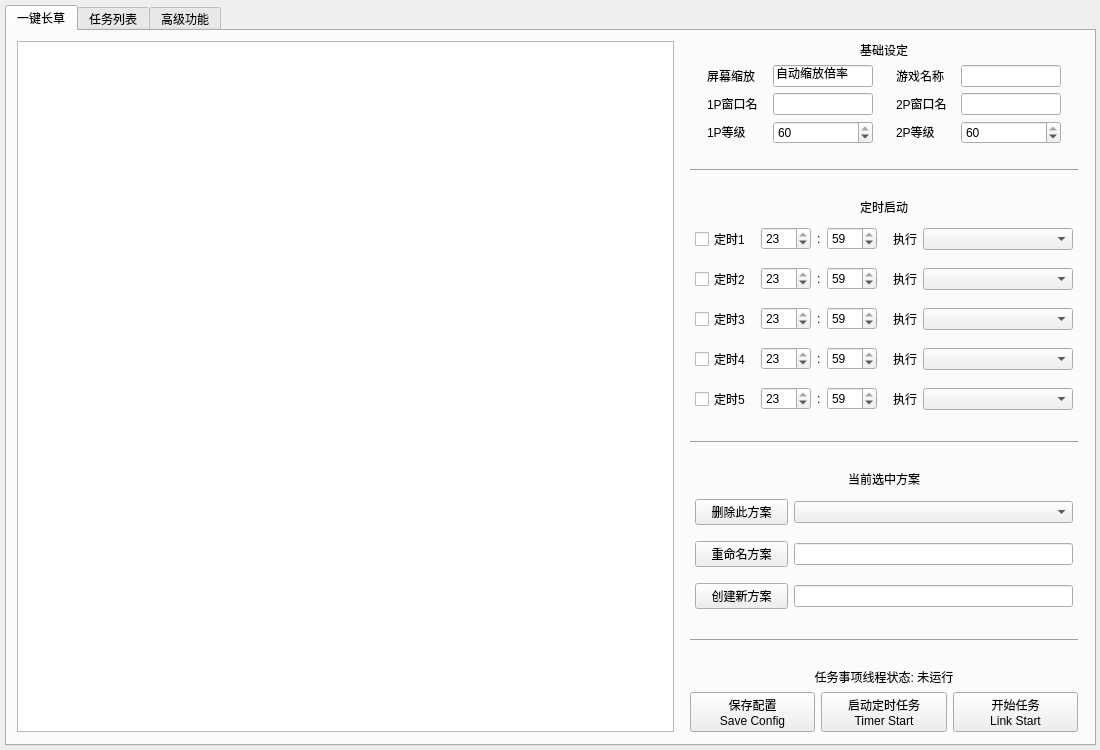
Old version of the form resource/ui/FAA_3.0.ui in the repository StareAbyss/FoodsVsMiceAutoAssistant.
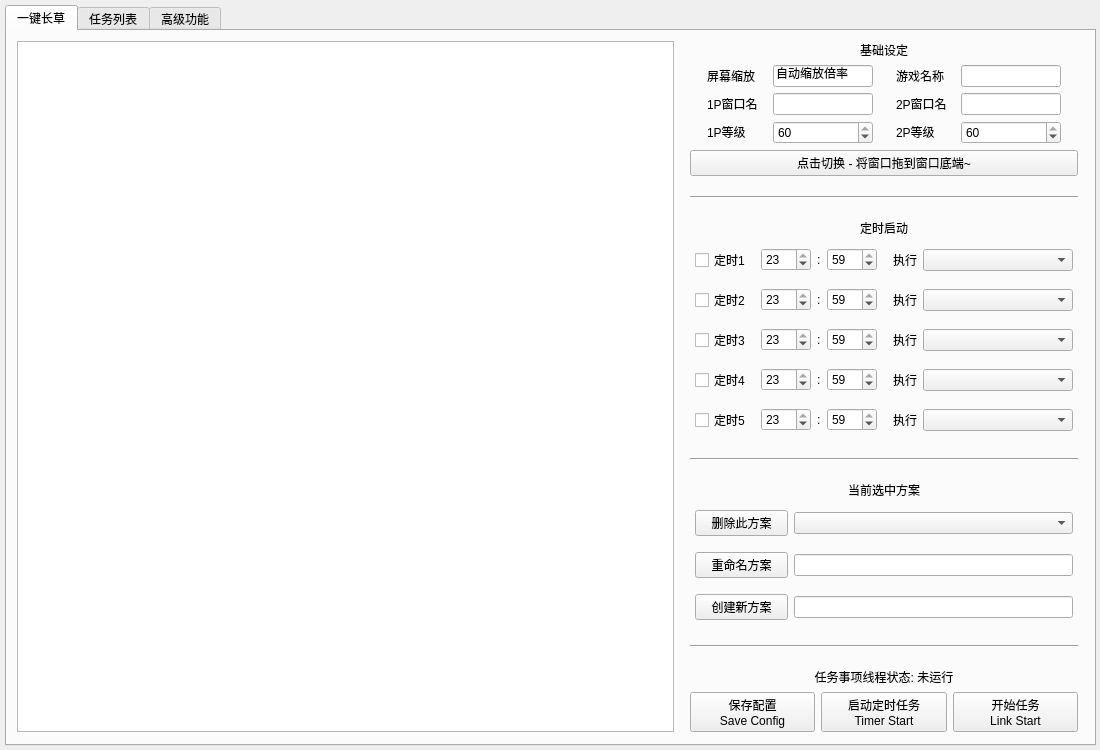
New version of the form.

```diff
--- a/resource/ui/FAA_3.0.ui
+++ b/resource/ui/FAA_3.0.ui
@@ -169,7 +169,7 @@
            </layout>
           </item>
           <item>
-           <layout class="QVBoxLayout" name="Lay_Tab1_Right" stretch="1,1,1,1,0,0,0,1,1,1,1,1,1,0,0,0,0,1,0,0,0,0,0,0,2">
+           <layout class="QVBoxLayout" name="Lay_Tab1_Right" stretch="1,1,1,1,1,0,0,0,1,1,1,1,1,1,0,0,0,0,1,0,0,0,0,0,0,2">
             <property name="leftMargin">
              <number>5</number>
             </property>
@@ -630,6 +630,31 @@
               </item>
              </layout>
             </item>
+            <item>
+             <widget class="QPushButton" name="Button_Hide">
+              <property name="sizePolicy">
+               <sizepolicy hsizetype="Expanding" vsizetype="Expanding">
+                <horstretch>0</horstretch>
+                <verstretch>0</verstretch>
+               </sizepolicy>
+              </property>
+              <property name="minimumSize">
+               <size>
+                <width>0</width>
+                <height>0</height>
+               </size>
+              </property>
+              <property name="maximumSize">
+               <size>
+                <width>16777215</width>
+                <height>16777215</height>
+               </size>
+              </property>
+              <property name="text">
+               <string>点击切换 - 将窗口拖到窗口底端~</string>
+              </property>
+             </widget>
+            </item>
             <item>
              <spacer name="verticalSpacer_2">
               <property name="orientation">
```
